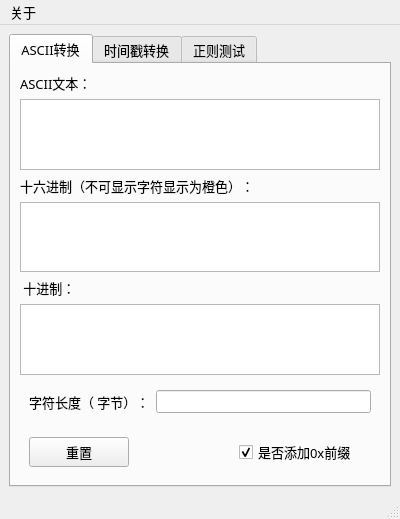
The window that mainwindow.ui (huanfenz/PerryBox) describes before a commit, drawn with Qt 5.
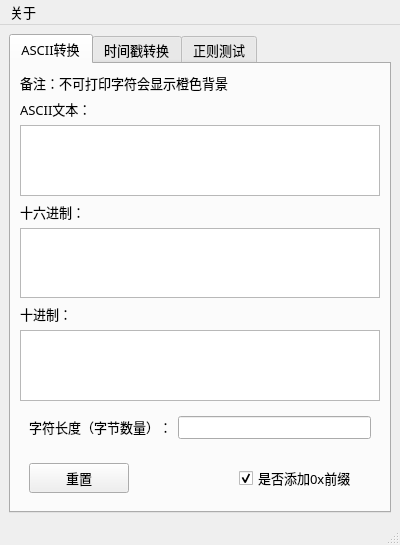
The same window after the commit.

Commit message: Feature: [ASCII转换器] 3个编辑框不可打印字符显示橙色背景

Patch:
```diff
--- a/mainwindow.ui
+++ b/mainwindow.ui
@@ -46,6 +46,13 @@
         <string>ASCII转换</string>
        </attribute>
        <layout class="QVBoxLayout" name="verticalLayout">
+        <item>
+         <widget class="QLabel" name="label_5">
+          <property name="text">
+           <string>&lt;html&gt;&lt;head/&gt;&lt;body&gt;&lt;p&gt;备注：不可打印字符会显示橙色背景&lt;/p&gt;&lt;/body&gt;&lt;/html&gt;</string>
+          </property>
+         </widget>
+        </item>
         <item>
          <widget class="QLabel" name="label">
           <property name="font">
@@ -81,7 +88,7 @@
            </font>
           </property>
           <property name="text">
-           <string>&lt;html&gt;&lt;head/&gt;&lt;body&gt;&lt;p&gt;十六进制（不可显示字符显示为橙色）：&lt;/p&gt;&lt;/body&gt;&lt;/html&gt;</string>
+           <string>&lt;html&gt;&lt;head/&gt;&lt;body&gt;&lt;p&gt;十六进制：&lt;/p&gt;&lt;/body&gt;&lt;/html&gt;</string>
           </property>
          </widget>
         </item>
@@ -107,7 +114,7 @@
            </font>
           </property>
           <property name="text">
-           <string> 十进制：</string>
+           <string>十进制：</string>
           </property>
          </widget>
         </item>
@@ -130,7 +137,7 @@
            <item>
             <widget class="QLabel" name="label_4">
              <property name="text">
-              <string>字符长度（ 字节）：</string>
+              <string>&lt;html&gt;&lt;head/&gt;&lt;body&gt;&lt;p&gt;字符长度（字节数量）：&lt;/p&gt;&lt;/body&gt;&lt;/html&gt;</string>
              </property>
             </widget>
            </item>
```
The commit also changes 1 other file.
